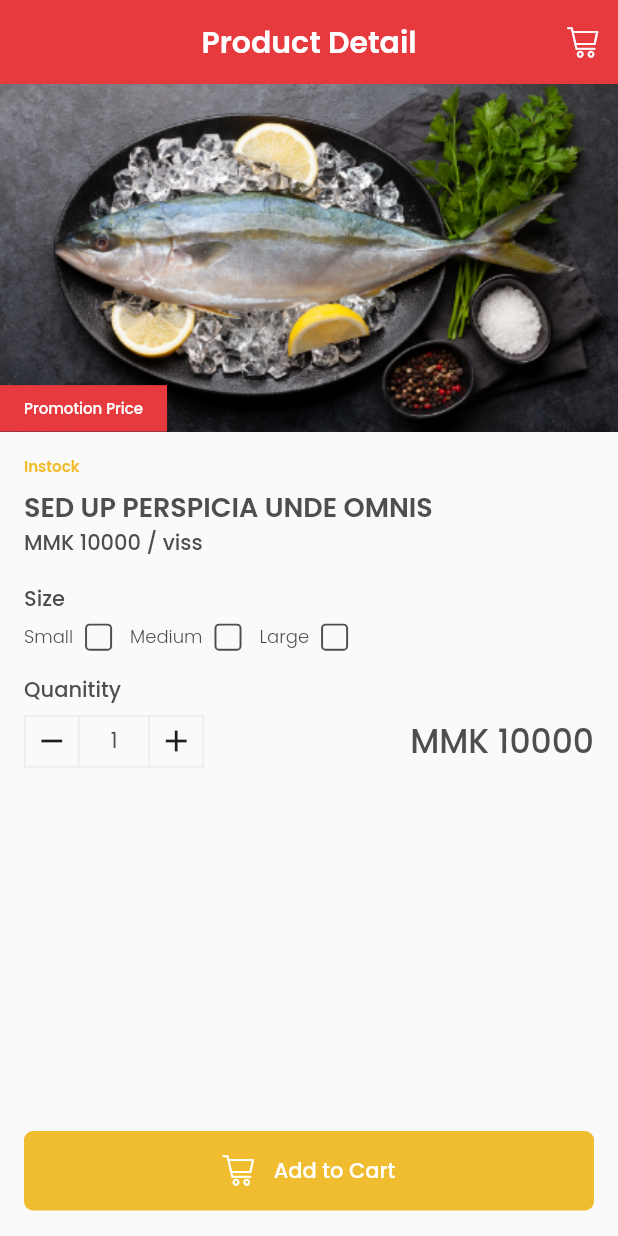
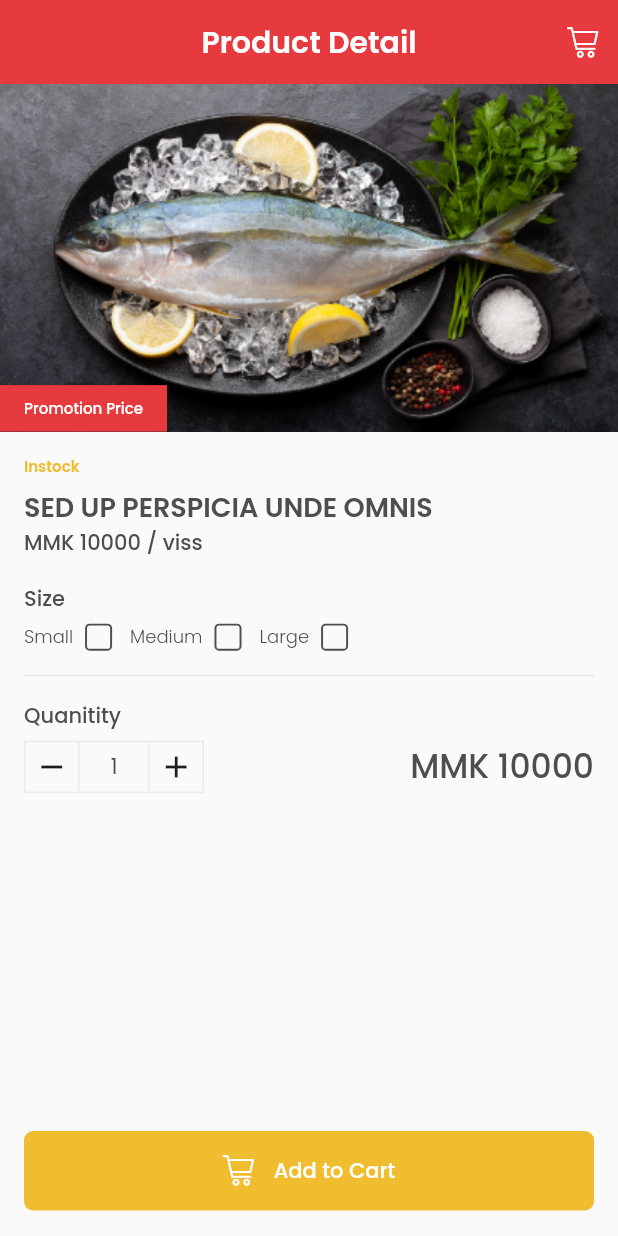
Before and after one commit to eidolex/san_pya, a Flutter app: the screen it shows after launch, on a phone screen of 412 x 824 dp. Run offline on Flutter 3.47's test engine with Material 2 defaults, Android fonts, the phone set to English and light mode, and no system bars.

Commit message:
fix missing border after size

```diff
--- a/lib/screens/product_detail.dart
+++ b/lib/screens/product_detail.dart
@@ -1,4 +1,5 @@
 import 'package:flutter/material.dart';
+import 'package:san_pya/constants/colors.dart';
 import 'package:san_pya/constants/san_pya_icons.dart';
 import 'package:san_pya/utils/fullscreen_height.dart';
 import 'package:san_pya/widgets/app_bar.dart';
@@ -56,7 +57,14 @@ class ProductDetail extends StatelessWidget {
                           ),
                           Label(label: "Size"),
                           Container(
+                            width: double.infinity,
                             margin: EdgeInsets.only(bottom: 16),
+                            padding: EdgeInsets.only(bottom: 16),
+                            decoration: BoxDecoration(
+                                border: BorderDirectional(
+                                    bottom: BorderSide(
+                                        width: 1,
+                                        color: BoxBorderColors.primary))),
                             child: Wrap(
                               spacing: 12.0,
                               runSpacing: 8.0,
```
